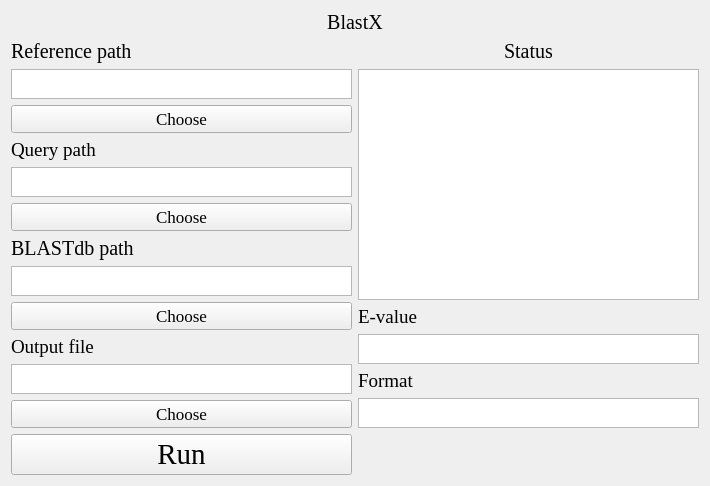
This is UI/BlastX.ui in hzaurzli/MicroWorldOmics as Qt 5 draws it before an edit. The edited form follows.
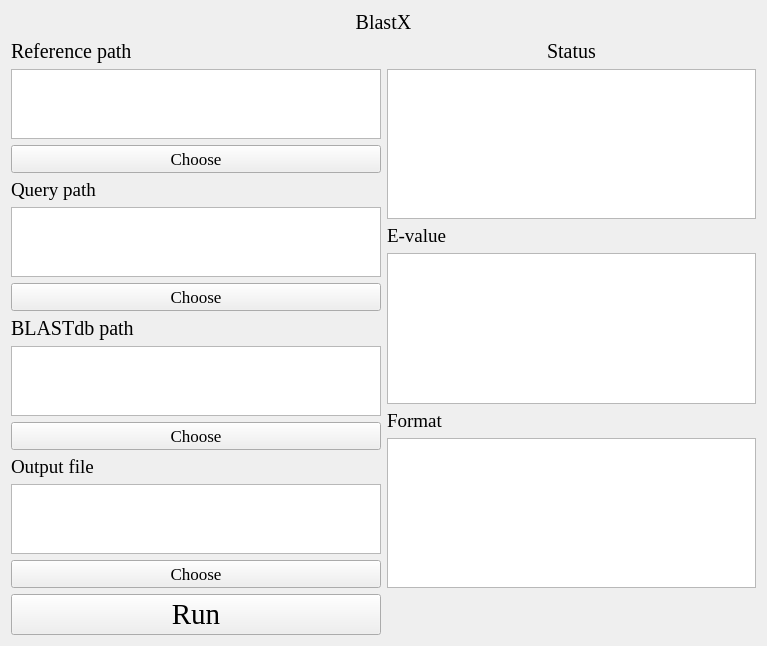
This is the edited form. Icons and pictures are not drawn.

Diff of the .ui file:
```diff
--- a/UI/BlastX.ui
+++ b/UI/BlastX.ui
@@ -6,8 +6,8 @@
    <rect>
     <x>0</x>
     <y>0</y>
-    <width>710</width>
-    <height>479</height>
+    <width>767</width>
+    <height>643</height>
    </rect>
   </property>
   <property name="windowTitle">
@@ -17,21 +17,21 @@
    <string notr="true">background-image: url(D:/tools/Pycharm/pyqt/logo/green_back.png);</string>
   </property>
   <layout class="QGridLayout" name="gridLayout_6">
-   <item row="0" column="0" colspan="2">
-    <layout class="QGridLayout" name="gridLayout_8">
+   <item row="2" column="0">
+    <layout class="QGridLayout" name="gridLayout_5">
      <item row="0" column="0">
-      <widget class="QLabel" name="label_3">
+      <widget class="QPushButton" name="pushButton">
        <property name="font">
         <font>
          <family>Times New Roman</family>
-         <pointsize>15</pointsize>
+         <pointsize>22</pointsize>
         </font>
        </property>
+       <property name="styleSheet">
+        <string notr="true">background-image: url(D:/Documents/Desktop/white.png)</string>
+       </property>
        <property name="text">
-        <string>BlastX</string>
-       </property>
-       <property name="alignment">
-        <set>Qt::AlignCenter</set>
+        <string>Run</string>
        </property>
       </widget>
      </item>
@@ -90,7 +90,7 @@
      <item row="1" column="0">
       <widget class="QTextBrowser" name="textBrowser_2">
        <property name="sizePolicy">
-        <sizepolicy hsizetype="Expanding" vsizetype="Maximum">
+        <sizepolicy hsizetype="Expanding" vsizetype="Expanding">
          <horstretch>0</horstretch>
          <verstretch>0</verstretch>
         </sizepolicy>
@@ -98,7 +98,7 @@
        <property name="maximumSize">
         <size>
          <width>16777215</width>
-         <height>30</height>
+         <height>16777215</height>
         </size>
        </property>
        <property name="styleSheet">
@@ -125,7 +125,7 @@
      <item row="10" column="0">
       <widget class="QTextBrowser" name="textBrowser_5">
        <property name="sizePolicy">
-        <sizepolicy hsizetype="Expanding" vsizetype="Maximum">
+        <sizepolicy hsizetype="Expanding" vsizetype="Expanding">
          <horstretch>0</horstretch>
          <verstretch>0</verstretch>
         </sizepolicy>
@@ -133,7 +133,7 @@
        <property name="maximumSize">
         <size>
          <width>16777215</width>
-         <height>30</height>
+         <height>16777215</height>
         </size>
        </property>
        <property name="styleSheet">
@@ -144,7 +144,7 @@
      <item row="4" column="0">
       <widget class="QTextBrowser" name="textBrowser_3">
        <property name="sizePolicy">
-        <sizepolicy hsizetype="Expanding" vsizetype="Maximum">
+        <sizepolicy hsizetype="Expanding" vsizetype="Expanding">
          <horstretch>0</horstretch>
          <verstretch>0</verstretch>
         </sizepolicy>
@@ -152,7 +152,7 @@
        <property name="maximumSize">
         <size>
          <width>16777215</width>
-         <height>30</height>
+         <height>16777215</height>
         </size>
        </property>
        <property name="styleSheet">
@@ -202,7 +202,7 @@
      <item row="7" column="0">
       <widget class="QTextBrowser" name="textBrowser_4">
        <property name="sizePolicy">
-        <sizepolicy hsizetype="Expanding" vsizetype="Maximum">
+        <sizepolicy hsizetype="Expanding" vsizetype="Expanding">
          <horstretch>0</horstretch>
          <verstretch>0</verstretch>
         </sizepolicy>
@@ -210,7 +210,7 @@
        <property name="maximumSize">
         <size>
          <width>16777215</width>
-         <height>30</height>
+         <height>16777215</height>
         </size>
        </property>
        <property name="styleSheet">
@@ -238,7 +238,7 @@
      <item row="3" column="0">
       <widget class="QTextEdit" name="textEdit">
        <property name="sizePolicy">
-        <sizepolicy hsizetype="Expanding" vsizetype="Maximum">
+        <sizepolicy hsizetype="Expanding" vsizetype="Expanding">
          <horstretch>0</horstretch>
          <verstretch>0</verstretch>
         </sizepolicy>
@@ -246,7 +246,7 @@
        <property name="maximumSize">
         <size>
          <width>16777215</width>
-         <height>30</height>
+         <height>16777215</height>
         </size>
        </property>
        <property name="styleSheet">
@@ -330,7 +330,7 @@
      <item row="5" column="0">
       <widget class="QTextEdit" name="textEdit_2">
        <property name="sizePolicy">
-        <sizepolicy hsizetype="Expanding" vsizetype="Maximum">
+        <sizepolicy hsizetype="Expanding" vsizetype="Expanding">
          <horstretch>0</horstretch>
          <verstretch>0</verstretch>
         </sizepolicy>
@@ -338,7 +338,7 @@
        <property name="maximumSize">
         <size>
          <width>16777215</width>
-         <height>30</height>
+         <height>16777215</height>
         </size>
        </property>
        <property name="styleSheet">
@@ -348,21 +348,21 @@
      </item>
     </layout>
    </item>
-   <item row="2" column="0">
-    <layout class="QGridLayout" name="gridLayout_5">
+   <item row="0" column="0" colspan="2">
+    <layout class="QGridLayout" name="gridLayout_8">
      <item row="0" column="0">
-      <widget class="QPushButton" name="pushButton">
+      <widget class="QLabel" name="label">
        <property name="font">
         <font>
          <family>Times New Roman</family>
-         <pointsize>22</pointsize>
+         <pointsize>15</pointsize>
         </font>
        </property>
-       <property name="styleSheet">
-        <string notr="true">background-image: url(D:/Documents/Desktop/white.png)</string>
-       </property>
        <property name="text">
-        <string>Run</string>
+        <string>BlastX</string>
+       </property>
+       <property name="alignment">
+        <set>Qt::AlignCenter</set>
        </property>
       </widget>
      </item>
```
